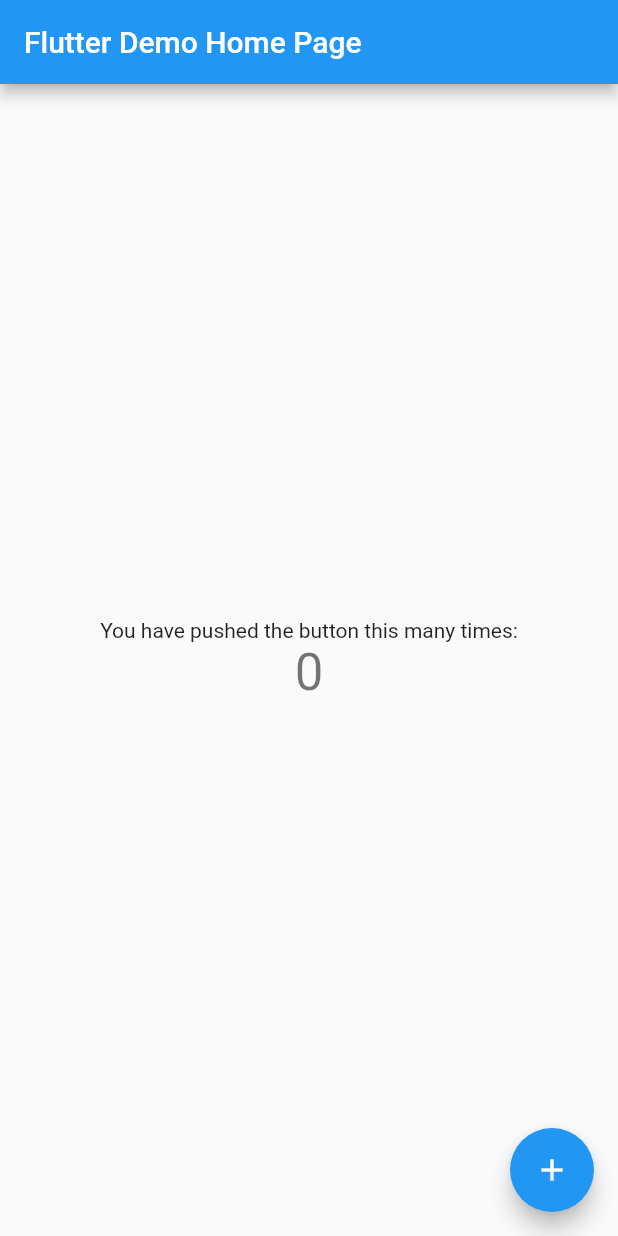
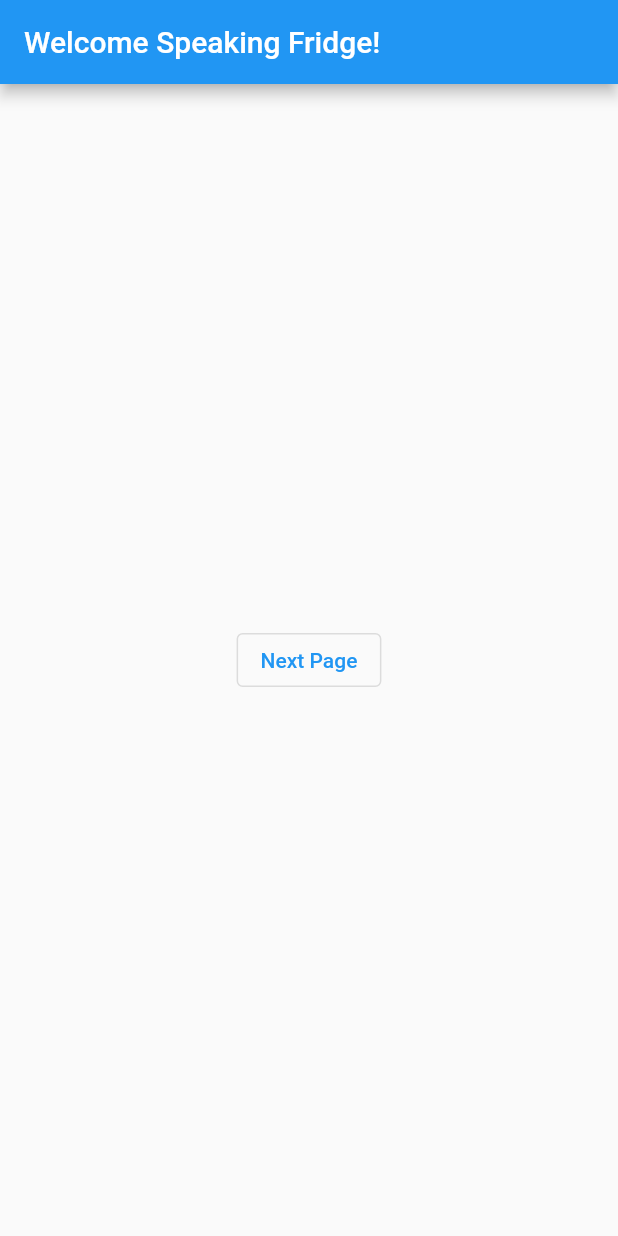
Before and after one commit to CAPSTONE369/GSC_369_CLIENT, a Flutter app: the screen it shows after launch, on a phone screen of 412 x 824 dp. Run offline on Flutter 3.47's test engine with Material 2 defaults, Android fonts, the phone set to English and light mode, and no system bars.

Commit message:
✨ feat: 라우팅 테스트

```diff
--- a/lib/main.dart
+++ b/lib/main.dart
@@ -1,3 +1,5 @@
+import 'package:client/src/features/authentication/login_page.dart';
+import 'package:client/src/features/food_fridge/fridge_page.dart';
 import 'package:flutter/material.dart';
 
 void main() {
@@ -11,105 +13,10 @@ class MyApp extends StatelessWidget {
   @override
   Widget build(BuildContext context) {
     return MaterialApp(
-      title: 'Flutter Demo',
-      theme: ThemeData(
-        // This is the theme of your application.
-        //
-        // Try running your application with "flutter run". You'll see the
-        // application has a blue toolbar. Then, without quitting the app, try
-        // changing the primarySwatch below to Colors.green and then invoke
-        // "hot reload" (press "r" in the console where you ran "flutter run",
-        // or simply save your changes to "hot reload" in a Flutter IDE).
-        // Notice that the counter didn't reset back to zero; the application
-        // is not restarted.
-        primarySwatch: Colors.blue,
-      ),
-      home: const MyHomePage(title: 'Flutter Demo Home Page'),
+      routes: {
+        '/': (context) => const LogInPage(),
+        '/food': (context) => const FridgePage()
+      },
     );
   }
 }
-
-class MyHomePage extends StatefulWidget {
-  const MyHomePage({super.key, required this.title});
-
-  // This widget is the home page of your application. It is stateful, meaning
-  // that it has a State object (defined below) that contains fields that affect
-  // how it looks.
-
-  // This class is the configuration for the state. It holds the values (in this
-  // case the title) provided by the parent (in this case the App widget) and
-  // used by the build method of the State. Fields in a Widget subclass are
-  // always marked "final".
-
-  final String title;
-
-  @override
-  State<MyHomePage> createState() => _MyHomePageState();
-}
-
-class _MyHomePageState extends State<MyHomePage> {
-  int _counter = 0;
-
-  void _incrementCounter() {
-    setState(() {
-      // This call to setState tells the Flutter framework that something has
-      // changed in this State, which causes it to rerun the build method below
-      // so that the display can reflect the updated values. If we changed
-      // _counter without calling setState(), then the build method would not be
-      // called again, and so nothing would appear to happen.
-      _counter++;
-    });
-  }
-
-  @override
-  Widget build(BuildContext context) {
-    // This method is rerun every time setState is called, for instance as done
-    // by the _incrementCounter method above.
-    //
-    // The Flutter framework has been optimized to make rerunning build methods
-    // fast, so that you can just rebuild anything that needs updating rather
-    // than having to individually change instances of widgets.
-    return Scaffold(
-      appBar: AppBar(
-        // Here we take the value from the MyHomePage object that was created by
-        // the App.build method, and use it to set our appbar title.
-        title: Text(widget.title),
-      ),
-      body: Center(
-        // Center is a layout widget. It takes a single child and positions it
-        // in the middle of the parent.
-        child: Column(
-          // Column is also a layout widget. It takes a list of children and
-          // arranges them vertically. By default, it sizes itself to fit its
-          // children horizontally, and tries to be as tall as its parent.
-          //
-          // Invoke "debug painting" (press "p" in the console, choose the
-          // "Toggle Debug Paint" action from the Flutter Inspector in Android
-          // Studio, or the "Toggle Debug Paint" command in Visual Studio Code)
-          // to see the wireframe for each widget.
-          //
-          // Column has various properties to control how it sizes itself and
-          // how it positions its children. Here we use mainAxisAlignment to
-          // center the children vertically; the main axis here is the vertical
-          // axis because Columns are vertical (the cross axis would be
-          // horizontal).
-          mainAxisAlignment: MainAxisAlignment.center,
-          children: <Widget>[
-            const Text(
-              'You have pushed the button this many times:',
-            ),
-            Text(
-              '$_counter',
-              style: Theme.of(context).textTheme.headline4,
-            ),
-          ],
-        ),
-      ),
-      floatingActionButton: FloatingActionButton(
-        onPressed: _incrementCounter,
-        tooltip: 'Increment',
-        child: const Icon(Icons.add),
-      ), // This trailing comma makes auto-formatting nicer for build methods.
-    );
-  }
-}
--- /dev/null
+++ b/lib/src/features/authentication/login_page.dart
@@ -0,0 +1,27 @@
+import 'package:client/src/features/food_fridge/fridge_page.dart';
+import 'package:flutter/material.dart';
+import 'package:flutter/src/widgets/container.dart';
+import 'package:flutter/src/widgets/framework.dart';
+
+class LogInPage extends StatefulWidget {
+  const LogInPage({super.key});
+
+  @override
+  State<LogInPage> createState() => _LogInPageState();
+}
+
+class _LogInPageState extends State<LogInPage> {
+  @override
+  Widget build(BuildContext context) {
+    return Scaffold(
+      appBar: AppBar(title: Text('Welcome Speaking Fridge!')),
+      body: Center(
+          child: OutlinedButton(
+        child: Text("Next Page"),
+        onPressed: () {
+          Navigator.pushNamed(context, '/food');
+        },
+      )),
+    );
+  }
+}
```
Also changed, not shown: lib/src/features/food_fridge/fridge_page.dart (added, +22 -0 lines), pubspec.yaml (+4 -4 lines).
